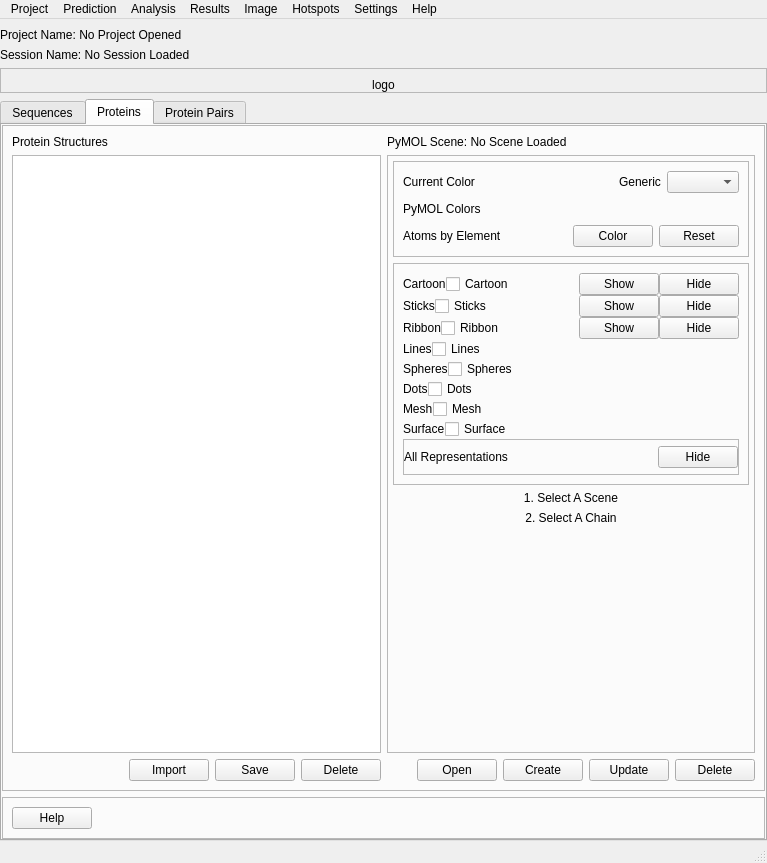
The window that pyssa/gui/ui/forms/main_view.ui (urban233/PySSA) describes before a commit, drawn with Qt 5.
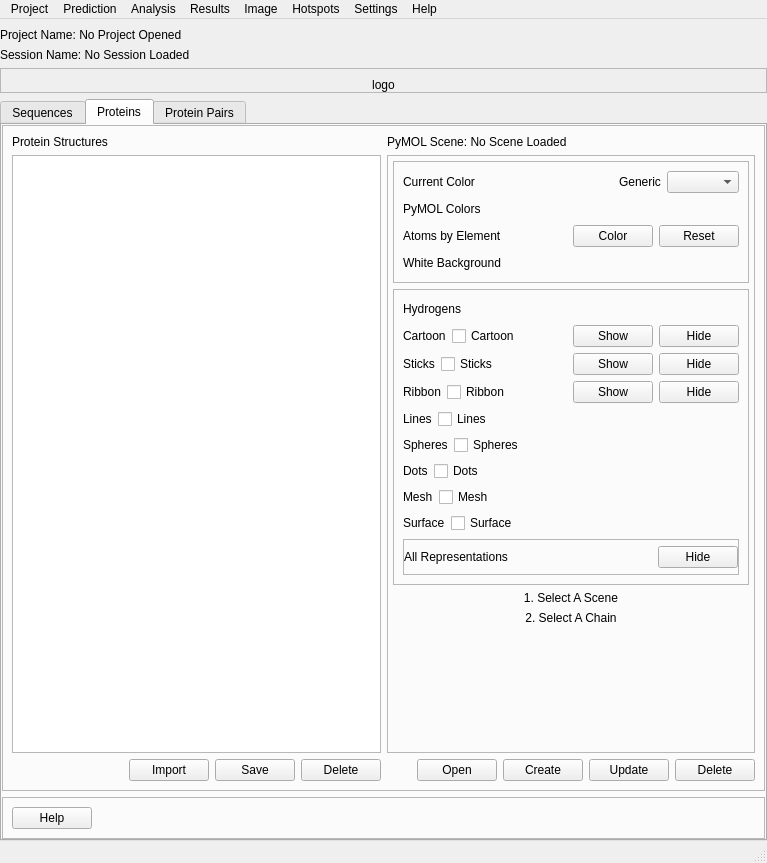
The same window after the commit. The open tabs and pages were chosen to show the change.

Commit message: add: buttons to turn on/off white bg and hydrogens in pymol session

What changed in the file:
```diff
--- a/pyssa/gui/ui/forms/main_view.ui
+++ b/pyssa/gui/ui/forms/main_view.ui
@@ -457,6 +457,30 @@
                      </item>
                     </layout>
                    </item>
+                   <item>
+                    <layout class="QHBoxLayout" name="protein_white_bg_layout">
+                     <item>
+                      <widget class="QLabel" name="label_4">
+                       <property name="text">
+                        <string>White Background</string>
+                       </property>
+                      </widget>
+                     </item>
+                     <item>
+                      <spacer name="horizontalSpacer_16">
+                       <property name="orientation">
+                        <enum>Qt::Horizontal</enum>
+                       </property>
+                       <property name="sizeHint" stdset="0">
+                        <size>
+                         <width>40</width>
+                         <height>20</height>
+                        </size>
+                       </property>
+                      </spacer>
+                     </item>
+                    </layout>
+                   </item>
                   </layout>
                  </widget>
                 </item>
@@ -469,9 +493,30 @@
                    <enum>QFrame::Raised</enum>
                   </property>
                   <layout class="QVBoxLayout" name="verticalLayout_15">
-                   <property name="spacing">
-                    <number>0</number>
-                   </property>
+                   <item>
+                    <layout class="QHBoxLayout" name="protein_hydrogen_layout">
+                     <item>
+                      <widget class="QLabel" name="label_3">
+                       <property name="text">
+                        <string>Hydrogens</string>
+                       </property>
+                      </widget>
+                     </item>
+                     <item>
+                      <spacer name="horizontalSpacer_15">
+                       <property name="orientation">
+                        <enum>Qt::Horizontal</enum>
+                       </property>
+                       <property name="sizeHint" stdset="0">
+                        <size>
+                         <width>40</width>
+                         <height>20</height>
+                        </size>
+                       </property>
+                      </spacer>
+                     </item>
+                    </layout>
+                   </item>
                    <item>
                     <layout class="QHBoxLayout" name="protein_cartoon_layout">
                      <item>
```
Left out of the diff: 51 changed lines with no effect on the pictures. The commit also changes 3 other files.
